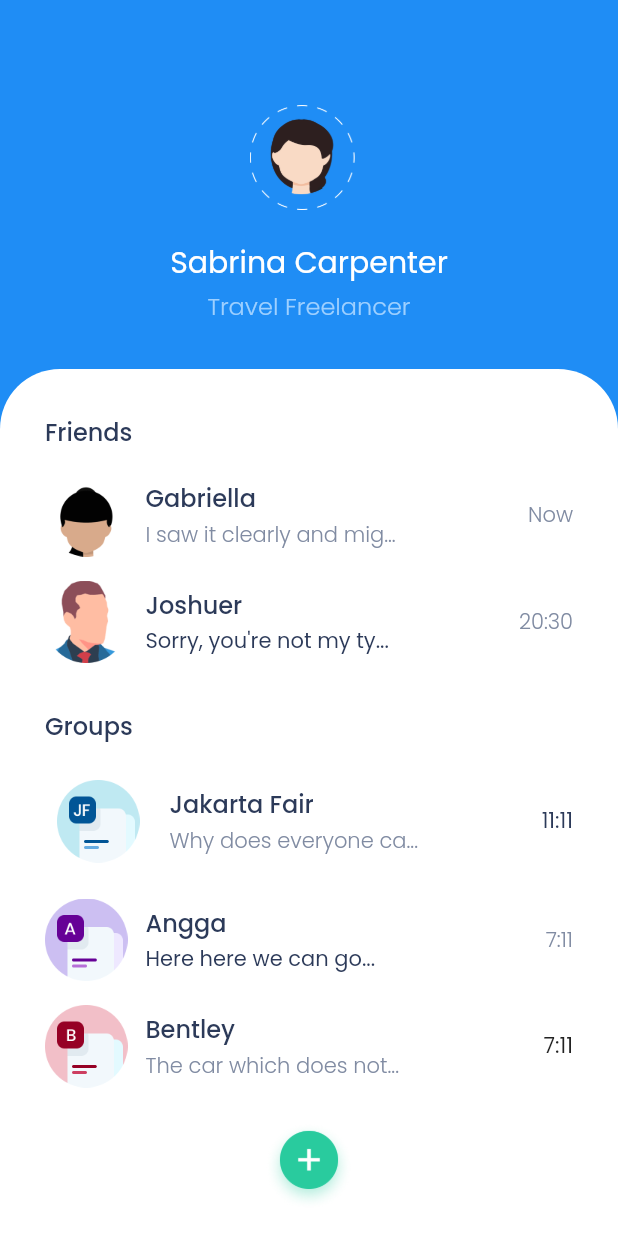
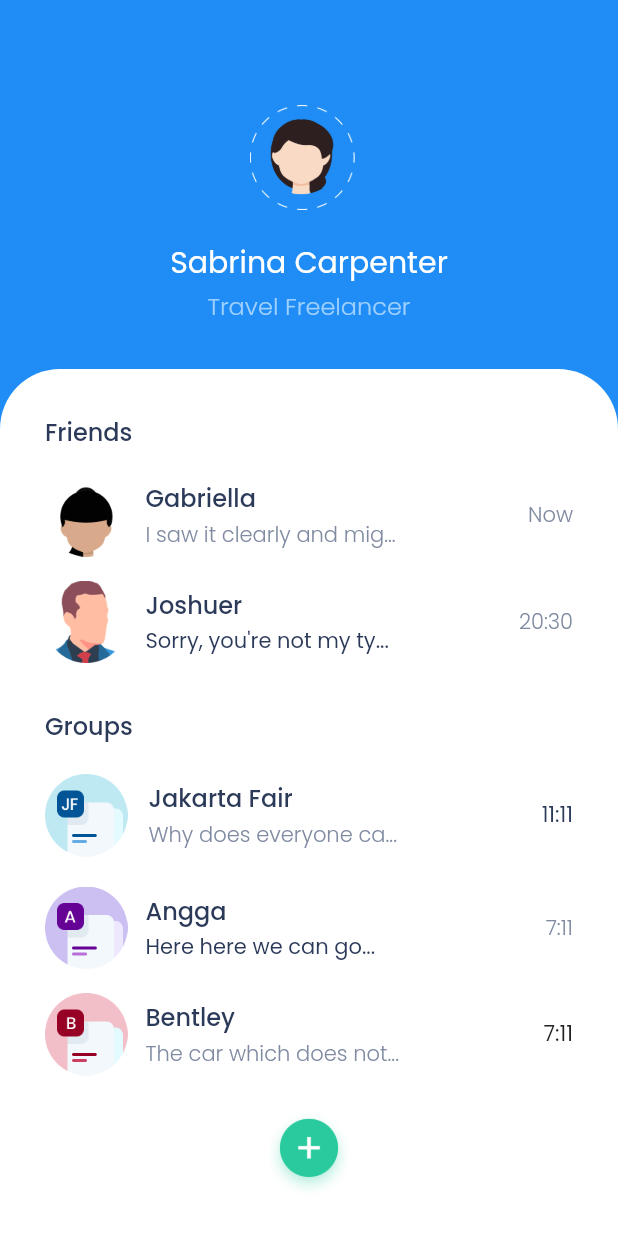
Before and after one commit to hakimahwadhha/bwa_chatty, a Flutter app: the screen it shows after launch, on a phone screen of 412 x 824 dp. Run offline on Flutter 3.47's test engine with Material 2 defaults, Android fonts, the phone set to English and light mode, and no system bars; our stand-ins replace simple_shadow.

Commit message:
202303111041 finished the home page

```diff
--- a/materi-2-flutter-for-designer/bwa_chatty/lib/pages/home_page.dart
+++ b/materi-2-flutter-for-designer/bwa_chatty/lib/pages/home_page.dart
@@ -1,5 +1,6 @@
 import 'package:bwa_chatty/theme.dart';
 import 'package:flutter/material.dart';
+import 'package:url_launcher/url_launcher_string.dart';
 import 'messages.dart';
 
 class HomePage extends StatelessWidget {
@@ -11,6 +12,7 @@ class HomePage extends StatelessWidget {
         child: Center(
           child: Column(
             children: [
+              // Here is a profile section
               SizedBox(
                 height: 40,
               ),
@@ -44,6 +46,7 @@ class HomePage extends StatelessWidget {
               SizedBox(
                 height: 30,
               ),
+              // This section will display messages from friends and group
               Expanded(
                 child: Container(
                   width: double.infinity,
@@ -147,19 +150,24 @@ class HomePage extends StatelessWidget {
                       ),
                       Row(
                         children: [
-                          TextButton(
-                            onPressed: () =>
-                                {Navigator.of(context).push(_createRoute())},
-                            child: Image.asset(
+                          Image.asset(
                             'assets/images/group1.png',
                             height: 55,
                             width: 55,
                           ),
+                          SizedBox(
+                            width: 6,
                           ),
-                          SizedBox(
-                            width: 12,
+                          TextButton(
+                            onPressed: () {
+                              Navigator.push(
+                                context,
+                                MaterialPageRoute(
+                                  builder: (context) => MessagesPage(),
                                 ),
-                          Column(
+                              );
+                            },
+                            child: Column(
                               crossAxisAlignment: CrossAxisAlignment.start,
                               children: [
                                 Text(
@@ -174,6 +182,7 @@ class HomePage extends StatelessWidget {
                                   style: subtitlereadStyle,
                                 ),
                               ],
+                            ),
                           ),
                           Spacer(),
                           Text(
```
Lines whose indentation alone changed are shown as unchanged.
